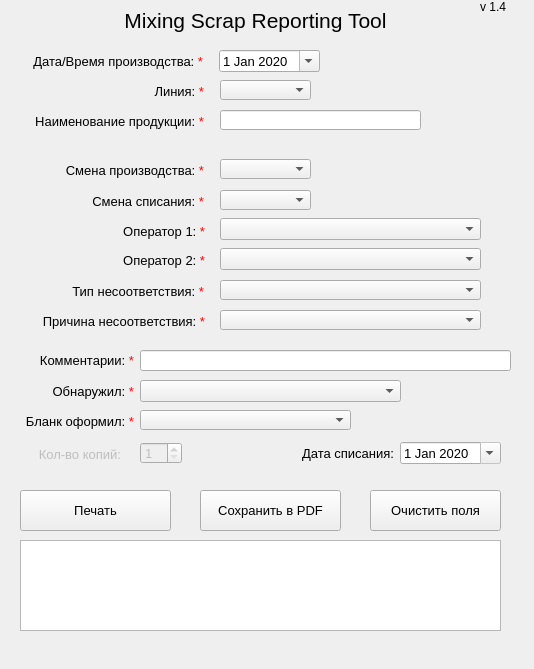
This is main_window.ui in EvgenyMinikh/Mixing-Scrap-Reporting-Tool as Qt 5 draws it before an edit. The edited form follows.
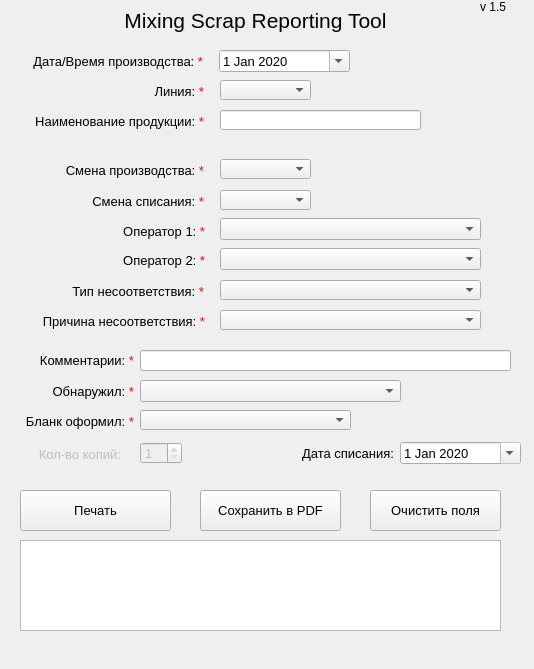
This is the edited form.

Commit message: [change] new format of the label and logic

The edit to the form file:
```diff
--- a/main_window.ui
+++ b/main_window.ui
@@ -56,7 +56,7 @@
      </rect>
     </property>
     <property name="text">
-     <string>v 1.4</string>
+     <string>v 1.5</string>
     </property>
    </widget>
    <widget class="QPlainTextEdit" name="plainTextEdit_StatusField">
@@ -182,7 +182,7 @@
      <rect>
       <x>400</x>
       <y>442</y>
-      <width>101</width>
+      <width>121</width>
       <height>22</height>
      </rect>
     </property>
@@ -471,7 +471,7 @@
      <rect>
       <x>219</x>
       <y>50</y>
-      <width>101</width>
+      <width>131</width>
       <height>22</height>
      </rect>
     </property>
```
Left out of the diff: 2 changed lines with no effect on the pictures. The commit also changes 4 other files.
